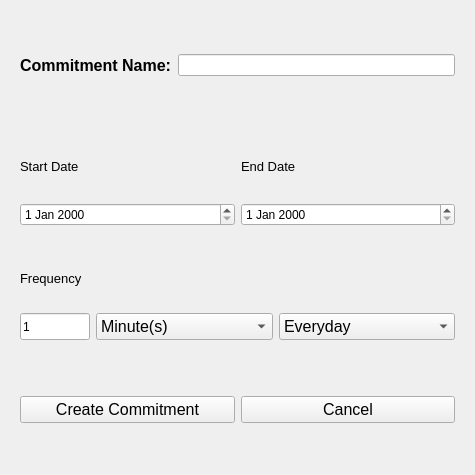
Before: the Qt Designer form Tasker/CreateCommitmentQWidget.ui in thebigG/Tasker, drawn with Qt 5.
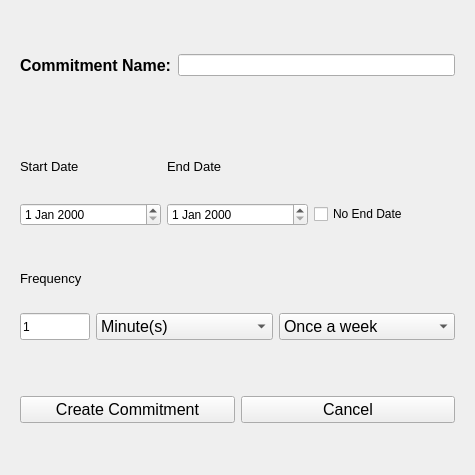
After: the same form once the commit is applied.

```diff
--- a/Tasker/CreateCommitmentQWidget.ui
+++ b/Tasker/CreateCommitmentQWidget.ui
@@ -58,9 +58,12 @@
         </property>
        </widget>
       </item>
-      <item row="1" column="1">
+      <item row="3" column="1">
        <widget class="QDateEdit" name="dateEndQDateEdit"/>
       </item>
+      <item row="3" column="0">
+       <widget class="QDateEdit" name="dateStartQDateEdit"/>
+      </item>
       <item row="0" column="0">
        <widget class="QLabel" name="dateStartQLabel">
         <property name="font">
@@ -73,8 +76,12 @@
         </property>
        </widget>
       </item>
-      <item row="1" column="0">
-       <widget class="QDateEdit" name="dateStartQDateEdit"/>
+      <item row="3" column="2">
+       <widget class="QCheckBox" name="noEndDateQCheckBox">
+        <property name="text">
+         <string>No End Date</string>
+        </property>
+       </widget>
       </item>
      </layout>
     </widget>
@@ -123,7 +130,7 @@
         </property>
         <item>
          <property name="text">
-          <string>Everyday</string>
+          <string>Once a week</string>
          </property>
         </item>
         <item>
```
Left out of the diff: 5 changed lines with no effect on the pictures.
